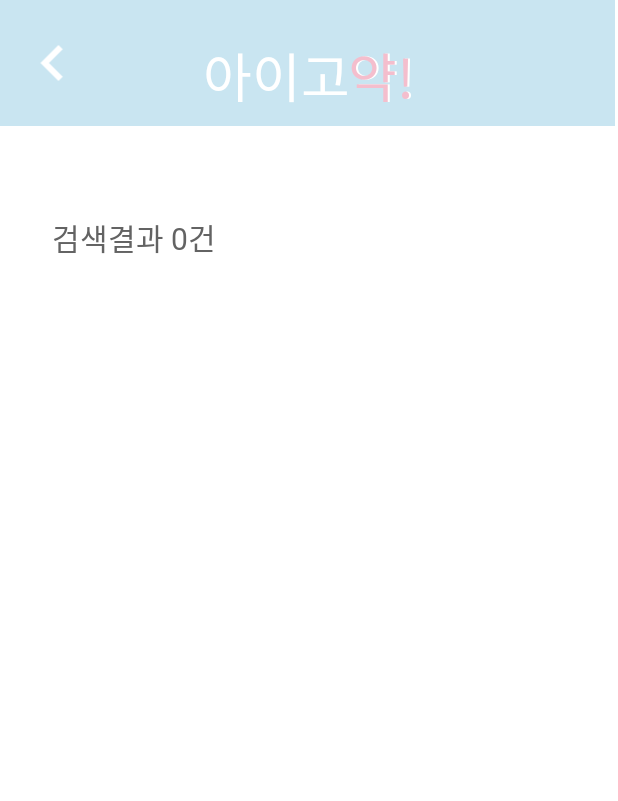
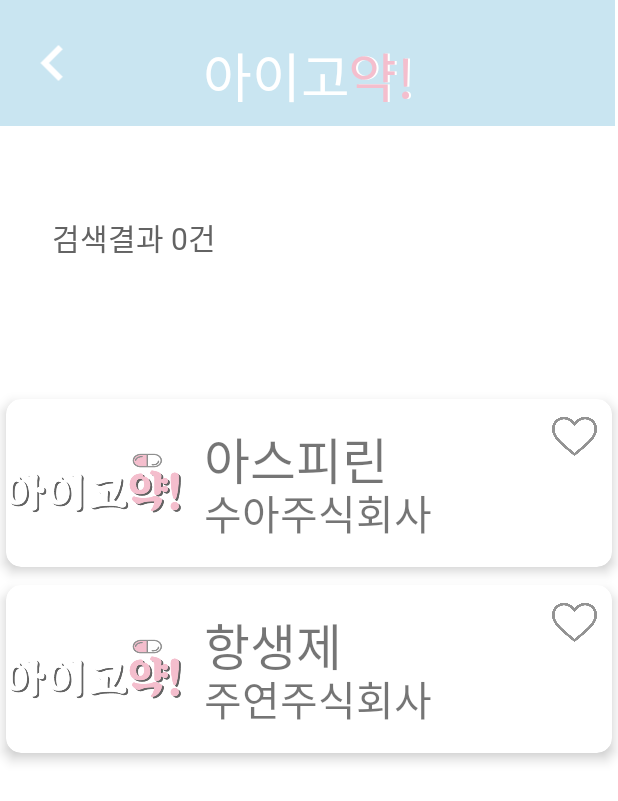
Before and after one commit to juyeoon/Aigoyak_project, an Android app: the D_SearchList screen opened directly, with no data from a screen before it, on a phone screen of 412 x 824 dp. Shown: the top 801 px of the screen. Run offline under Robolectric (Android 15) with nearby library versions, the phone set to English and light mode, and no system bars.

Commit message:
completed recyclerView
recyclerView 완성

```diff
--- a/AndroidStudioAigoyak/app/src/main/java/org/techtown/AndroidStudioAigoyak/AppConstants.java
+++ b/AndroidStudioAigoyak/app/src/main/java/org/techtown/AndroidStudioAigoyak/AppConstants.java
@@ -3,7 +3,6 @@ package org.techtown.AndroidStudioAigoyak;
 import android.os.Handler;
 import android.util.Log;
 
-import java.text.SimpleDateFormat;
 
 public class AppConstants {
 
--- a/AndroidStudioAigoyak/app/src/main/java/org/techtown/AndroidStudioAigoyak/B_Management.java
+++ b/AndroidStudioAigoyak/app/src/main/java/org/techtown/AndroidStudioAigoyak/B_Management.java
@@ -23,7 +23,6 @@ import static android.content.Context.MODE_PRIVATE;
 
 public class B_Management extends Fragment{
     private static final String TAG= "Fragment1";
-    public static NoteDatabase noteDatabase = null;
     MainActivity activity;
     RecyclerView recyclerView;
     B_MedicationList adapter;
--- /dev/null
+++ b/AndroidStudioAigoyak/app/src/main/java/org/techtown/AndroidStudioAigoyak/D_SearchAdapter.java
@@ -0,0 +1,97 @@
+package org.techtown.AndroidStudioAigoyak;
+
+        import android.content.Context;
+        import android.content.Intent;
+        import android.provider.ContactsContract;
+        import android.util.Log;
+        import android.view.LayoutInflater;
+        import android.view.View;
+        import android.view.ViewGroup;
+        import android.widget.Button;
+        import android.widget.ImageView;
+
+        import android.widget.LinearLayout;
+        import android.widget.RelativeLayout;
+        import android.widget.TextView;
+        import androidx.annotation.NonNull;
+        import androidx.recyclerview.widget.RecyclerView;
+
+        import java.util.ArrayList;
+
+public class D_SearchAdapter extends RecyclerView.Adapter<D_SearchAdapter.ViewHolder> {//일단 완료
+    private static final String TAG = "SearchAdapter";
+
+    ArrayList<Search> items = new ArrayList<Search>();
+
+    OnNoteItemClickListener listener;
+
+    @NonNull
+    @Override
+    public ViewHolder onCreateViewHolder(@NonNull ViewGroup viewGroup, int viewType){
+        LayoutInflater inflater = LayoutInflater.from(viewGroup.getContext());
+        View itemView = inflater.inflate(R.layout.fragment_search_list, viewGroup, false);
+
+
+        return new ViewHolder(itemView);
+    }
+
+    @Override
+    public void onBindViewHolder(@NonNull ViewHolder viewHolder, int position){
+        viewHolder.setItem(items.get(position));
+        //Note item = items.get(position); //위랑 같은 코드
+        //viewHolder.setItem(item);
+        viewHolder.setLayout();
+    }
+
+    @Override
+    public int getItemCount(){
+        return items.size();
+    }//RecyclerView의 총 개수
+
+    public void addItem(Search item){
+        items.add(item);
+    }//외부에서 item을 추가시킬 함수
+
+    public Search getItem(int position){
+        return items.get(position);
+    } //x
+
+    public void setItems(ArrayList<Search> items){
+        this.items = items;
+    }
+
+    public void setOnItemClickListener(OnNoteItemClickListener listener){//x
+        this.listener = listener;
+    }
+
+
+
+
+    class ViewHolder extends RecyclerView.ViewHolder{
+        LinearLayout layout;
+        TextView name;
+        TextView corp;
+        ImageView heart;
+
+
+        public ViewHolder(View itemView){
+            super(itemView);
+            layout = itemView.findViewById(R.id.layout1);
+            name = itemView.findViewById(R.id.name);
+            corp = itemView.findViewById(R.id.corp);
+            heart = itemView.findViewById(R.id.heart1);
+
+
+        }
+
+        public void setItem(Search item) {//내가 적은 텍스트를 불러와 저장하는 것
+            heart.setVisibility(View.VISIBLE); //warning 조건 걸어서 보이게 하기 (아직 안 함)
+            name.setText(item.getName());
+            corp.setText(item.getCorp());
+        }
+        public void setLayout(){
+            layout.setVisibility(View.VISIBLE);
+        }
+    }
+
+}
--- a/AndroidStudioAigoyak/app/src/main/java/org/techtown/AndroidStudioAigoyak/D_SearchList.java
+++ b/AndroidStudioAigoyak/app/src/main/java/org/techtown/AndroidStudioAigoyak/D_SearchList.java
@@ -1,12 +1,63 @@
 package org.techtown.AndroidStudioAigoyak;
 
+import androidx.appcompat.app.AppCompatActivity;
 import android.os.Bundle;
-import androidx.appcompat.app.AppCompatActivity;
+import android.view.LayoutInflater;
+import android.view.View;
+import android.view.ViewGroup;
+import android.content.Context;
+import android.widget.Button;
+
+import androidx.annotation.NonNull;
+import androidx.annotation.Nullable;
+import androidx.fragment.app.Fragment;
+import androidx.recyclerview.widget.RecyclerView;
+import androidx.recyclerview.widget.LinearLayoutManager;
+
+import android.content.Intent;
+import android.database.Cursor;
+import android.util.Log;
+import android.widget.ImageButton;
+
+import java.util.ArrayList;
 
 public class D_SearchList extends AppCompatActivity {
+    private static final String TAG = "SearchList";
+    RecyclerView recyclerView;
+    D_SearchAdapter adapter;
+    Context context;
 
     protected void onCreate(Bundle savedInstanceState) {
         super.onCreate(savedInstanceState);
         setContentView(R.layout.search_list);
+
+        //뒤로가기 버튼 누름
+        ImageButton button_change = (ImageButton) findViewById(R.id.back_button);
+        button_change.setOnClickListener(new View.OnClickListener(){
+
+            @Override
+            public void onClick(View v){
+                Intent intent = new Intent(D_SearchList.this, MainActivity.class);
+                startActivity(intent);
+            }
+        });
+
+
+
+        initUI();// 맞는진 모름
     }
+
+    private void initUI(){
+        recyclerView = findViewById(R.id.recyclerView);
+
+        LinearLayoutManager layoutManager = new LinearLayoutManager(this);
+        recyclerView.setLayoutManager(layoutManager);
+
+        adapter = new D_SearchAdapter();
+        adapter.addItem(new Search(0,"아스피린","수아주식회사"));
+        adapter.addItem(new Search(1, "항생제", "주연주식회사"));
+        recyclerView.setAdapter(adapter);
+    }
+
+
 }
--- /dev/null
+++ b/AndroidStudioAigoyak/app/src/main/java/org/techtown/AndroidStudioAigoyak/Search.java
@@ -0,0 +1,37 @@
+package org.techtown.AndroidStudioAigoyak;
+
+public class Search {
+    int _id;
+    String name;
+    String corp;
+
+
+    public Search(int _id, String name, String corp) {
+        this._id = _id;
+        this.name = name;
+        this.corp = corp;
+
+    }
+
+    public int get_id(){
+        return _id;
+    }
+    public void set_id(int _id){
+        this._id = _id;
+    }
+
+    public String getName(){
+        return name;
+    }
+    public void setName(String name){
+        this.name = name;
+    }
+
+    public String getCorp() {
+        return corp;
+    }
+    public void setCorp(String corp){
+        this.corp = corp;
+    }
+
+}
--- a/AndroidStudioAigoyak/app/src/main/res/layout/fragment_search_list.xml
+++ b/AndroidStudioAigoyak/app/src/main/res/layout/fragment_search_list.xml
@@ -44,7 +44,7 @@
                 android:textSize="33sp" />
 
             <TextView
-                android:id="@+id/clock"
+                android:id="@+id/corp"
                 android:layout_width="212dp"
                 android:layout_height="wrap_content"
                 android:layout_marginLeft="10sp"
--- a/AndroidStudioAigoyak/app/src/main/res/layout/search_list.xml
+++ b/AndroidStudioAigoyak/app/src/main/res/layout/search_list.xml
@@ -46,7 +46,7 @@
         app:layout_constraintTop_toTopOf="parent" />
 
     <ImageButton
-        android:id="@+id/button2"
+        android:id="@+id/back_button"
         android:layout_width="70dp"
         android:layout_height="48dp"
         android:background="#00ff0000"
```
Also changed, not shown: AndroidStudioAigoyak/app/src/main/java/org/techtown/AndroidStudioAigoyak/C_ProductNameSearch.java (+38 -0 lines), AndroidStudioAigoyak/app/src/main/res/layout/fragment_product_name_search.xml (+12 -10 lines).
